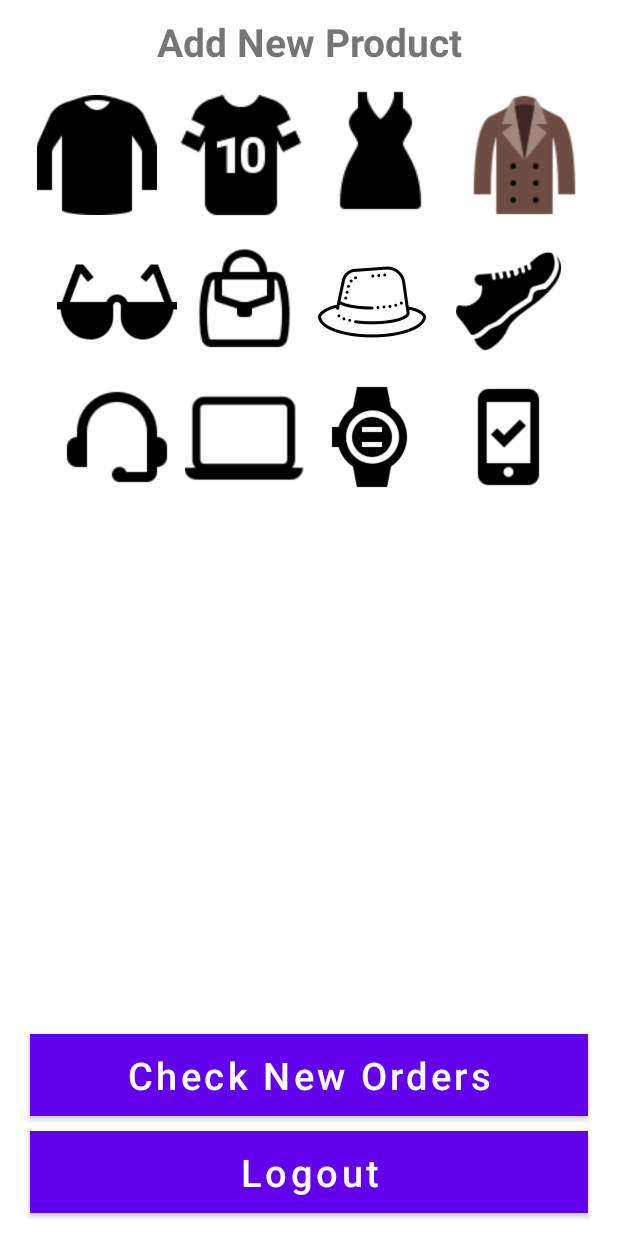
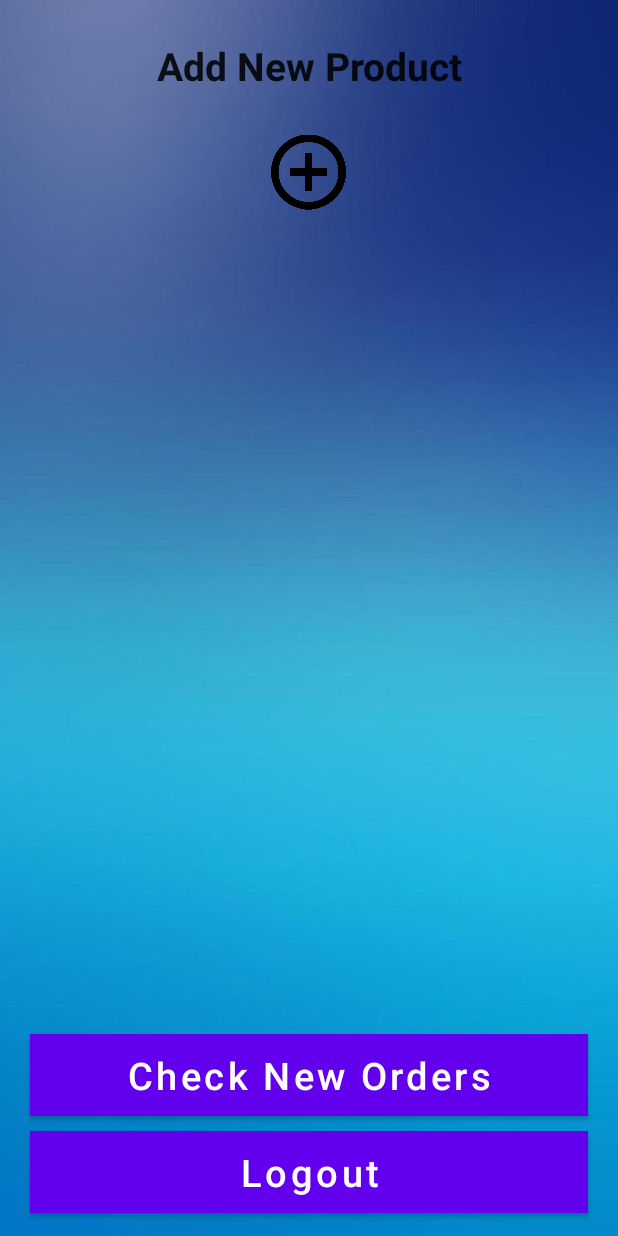
Before and after one commit to ChrisleeNieve/Fish2Locals-Project, an Android app: the layout activity_admin_category.xml on its own in the app's theme, with its tools: preview values and no code run, on a phone screen of 412 x 824 dp. Run offline under Robolectric (Android 15) with nearby library versions, the light colour scheme and no system bars.

Commit message:
2nd commit

```diff
--- a/app/src/main/res/layout/activity_admin_category.xml
+++ b/app/src/main/res/layout/activity_admin_category.xml
@@ -4,138 +4,59 @@
     xmlns:tools="http://schemas.android.com/tools"
     android:layout_width="match_parent"
     android:layout_height="match_parent"
+    android:background="@drawable/backgroundblue"
     tools:context=".AdminCategoryActivity">
+
     <TextView
         android:id="@+id/slogan_category"
         android:layout_width="match_parent"
         android:layout_height="wrap_content"
         android:layout_alignParentTop="true"
-        android:layout_centerHorizontal="true"
-        android:layout_marginTop="10dp"
+        android:layout_marginTop="26dp"
         android:text="Add New Product"
         android:textAlignment="center"
+        android:textAppearance="@style/TextAppearance.AppCompat.Large"
         android:textSize="26sp"
-        android:textStyle="bold"
-        />
+        android:textStyle="bold" />
+
     <LinearLayout
         android:id="@+id/linear1_category_layout"
-        android:layout_width="match_parent"
-        android:layout_height="wrap_content"
+        android:layout_width="wrap_content"
+        android:layout_height="87dp"
         android:layout_below="@+id/slogan_category"
-        android:orientation="horizontal"
         android:layout_centerHorizontal="true"
+        android:layout_marginLeft="10dp"
+        android:layout_marginTop="10dp"
+        android:layout_marginRight="10dp"
         android:gravity="center"
-        android:layout_marginTop="10dp"
-        android:layout_marginLeft="10dp"
-        android:layout_marginRight="10dp">
-
-        <ImageView
-            android:id="@+id/t_shirts"
-            android:layout_width="wrap_content"
-            android:layout_height="80dp"
-            android:src="@drawable/tshirts"
-            />
-        <ImageView
-            android:id="@+id/sports_t_shirts"
-            android:layout_width="wrap_content"
-            android:layout_height="wrap_content"
-            android:src="@drawable/sports"
-            />
-
-        <ImageView
-            android:id="@+id/female_dresses"
-            android:layout_width="wrap_content"
-            android:layout_height="wrap_content"
-            android:src="@drawable/female_dresses"
-            />
+        android:orientation="horizontal">
 
         <ImageView
             android:id="@+id/sweathers"
-            android:layout_width="90dp"
-            android:layout_height="wrap_content"
-            android:src="@drawable/sweather"
-            />
+            android:layout_width="50dp"
+            android:layout_height="60dp"
+            android:src="@drawable/add2" />
     </LinearLayout>
+
     <LinearLayout
         android:id="@+id/linear2_category_layout"
         android:layout_width="match_parent"
         android:layout_height="wrap_content"
         android:layout_below="@+id/linear1_category_layout"
-        android:orientation="horizontal"
         android:layout_centerHorizontal="true"
+        android:layout_marginTop="10dp"
         android:gravity="center"
-        android:layout_marginTop="10dp">
+        android:orientation="horizontal" />
 
-        <ImageView
-            android:id="@+id/glasses"
-            android:layout_width="80dp"
-            android:layout_height="80dp"
-            android:src="@drawable/glasses"
-            />
-
-        <ImageView
-            android:id="@+id/purses_bags_wallets"
-            android:layout_width="90dp"
-            android:layout_height="80dp"
-            android:src="@drawable/purses_bags"
-            />
-
-        <ImageView
-            android:id="@+id/hats_caps"
-            android:layout_width="80dp"
-            android:layout_height="80dp"
-            android:src="@drawable/hats"
-            />
-
-        <ImageView
-            android:id="@+id/shoes"
-            android:layout_width="70dp"
-            android:layout_height="80dp"
-            android:src="@drawable/shoess"
-            android:layout_marginStart="16dp"
-            />
-
-    </LinearLayout>
     <LinearLayout
         android:id="@+id/linear3_category_layout"
         android:layout_width="match_parent"
         android:layout_height="wrap_content"
         android:layout_below="@+id/linear2_category_layout"
-        android:orientation="horizontal"
         android:layout_centerHorizontal="true"
+        android:layout_marginTop="10dp"
         android:gravity="center"
-        android:layout_marginTop="10dp">
-
-        <ImageView
-            android:id="@+id/headphones_handfree"
-            android:layout_width="80dp"
-            android:layout_height="80dp"
-            android:src="@drawable/headphoness"
-            />
-
-        <ImageView
-            android:id="@+id/laptop_pc"
-            android:layout_width="90dp"
-            android:layout_height="80dp"
-            android:src="@drawable/laptops"
-            />
-
-        <ImageView
-            android:id="@+id/watches"
-            android:layout_width="80dp"
-            android:layout_height="80dp"
-            android:src="@drawable/watches"
-            />
-
-        <ImageView
-            android:id="@+id/mobilephones"
-            android:layout_width="70dp"
-            android:layout_height="80dp"
-            android:src="@drawable/mobiles"
-            android:layout_marginStart="16dp"
-            />
-
-    </LinearLayout>
+        android:orientation="horizontal" />
 
     <Button
         android:id="@+id/check_orders_btn"
@@ -147,10 +68,9 @@
         android:layout_marginBottom="10dp"
         android:background="@color/colorPrimaryDark"
         android:text="Check New Orders"
+        android:textAllCaps="false"
         android:textColor="@android:color/white"
-        android:textSize="25dp"
-        android:textAllCaps="false"
-        />
+        android:textSize="25dp" />
 
     <Button
         android:id="@+id/admin_logout_btn"
```
Also changed, not shown: app/src/main/res/layout/activity_main.xml (+13 -28 lines), app/src/main/res/layout/activity_product_details.xml (+8 -8 lines), app/src/main/res/layout/activity_search_products.xml (+19 -15 lines), app/src/main/res/drawable/add.png (added), app/src/main/res/drawable/add2.png (added).
